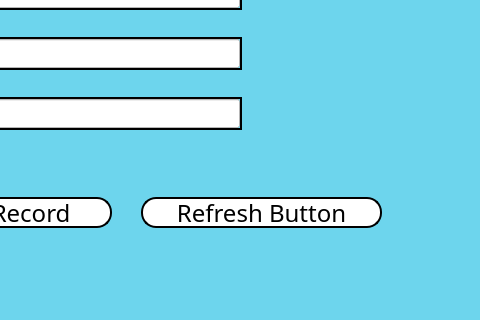
The window that doctorcontact.ui (Lurothero/KidneyAssociation) describes before a commit, drawn with Qt 5; both pictures show x 399 to 879 and y 173 to 493 of the 879 by 493 pixel window.
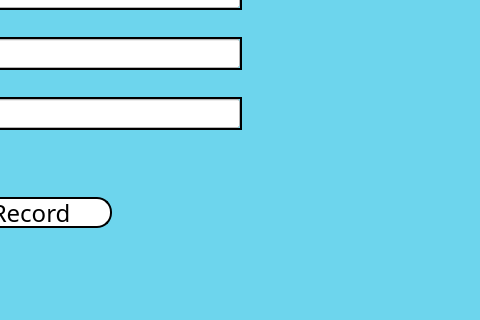
The same window after the commit.

Commit message: removed refresh button in doctor contact

Diff of the .ui file:
```diff
--- a/doctorcontact.ui
+++ b/doctorcontact.ui
@@ -293,27 +293,6 @@
     </property>
    </widget>
   </widget>
-  <widget class="QPushButton" name="Refresh_BTN">
-   <property name="geometry">
-    <rect>
-     <x>540</x>
-     <y>370</y>
-     <width>241</width>
-     <height>31</height>
-    </rect>
-   </property>
-   <property name="styleSheet">
-    <string notr="true">QPushButton
-{
-   border: 2px solid black;
-   background-color: white;
-   border-radius: 15px;
-}</string>
-   </property>
-   <property name="text">
-    <string>Refresh Button</string>
-   </property>
-  </widget>
  </widget>
  <resources/>
  <connections/>
```
The commit also changes 1 other file.
